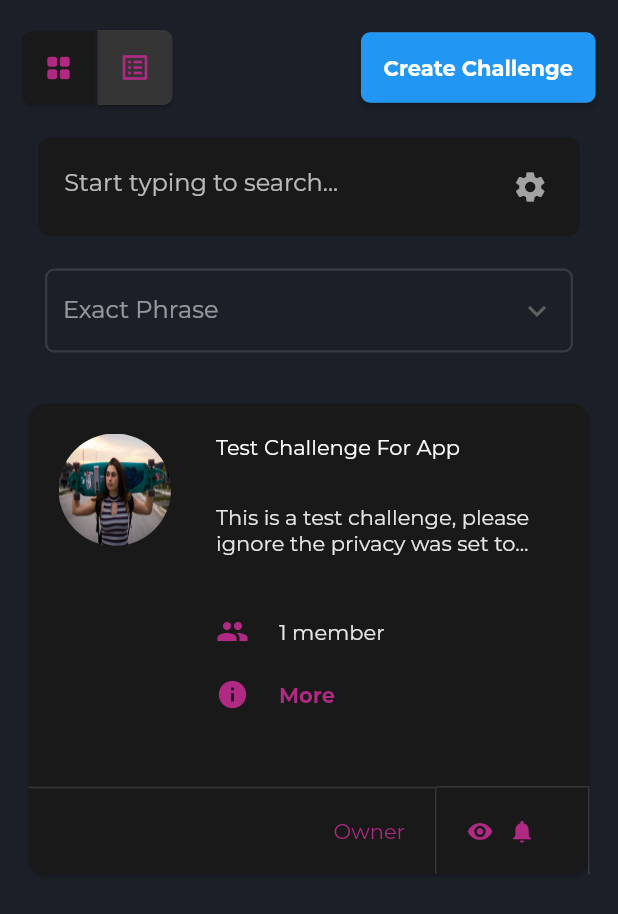
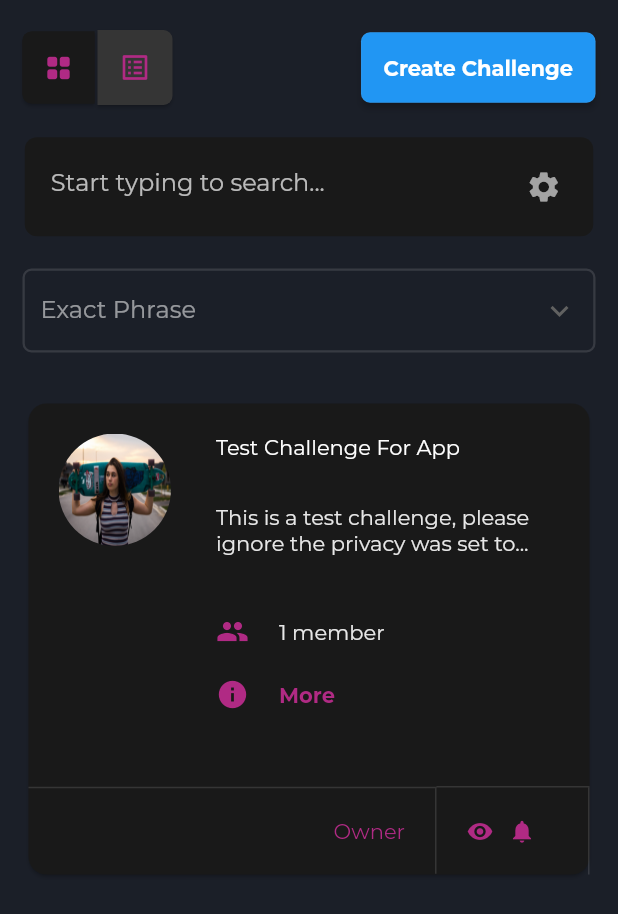
Before and after one commit to Uchemic25/digitalartnetwork, a Flutter app: the ChallengesPage widget shown alone on an empty page, opened directly, on a phone screen of 412 x 824 dp. Shown: the top 914 px of the screen. Run offline on Flutter 3.47's test engine with Material 2 defaults, Android fonts, the phone set to English and light mode, and no system bars; our stand-ins replace get, google_fonts; network calls fail.

Commit message:
challenge page done

```diff
--- a/lib/screens/authentication/forgot_password.dart
+++ b/lib/screens/authentication/forgot_password.dart
@@ -7,7 +7,6 @@ import '../../res/dimension.dart';
 import '../../res/util.dart';
 import '../pages/landing_page.dart';
 import '../widgets/textview.dart';
-import 'forgot_password.dart';
 import 'sign_in.dart';
 
 class ForgotPassword extends StatefulWidget {
@@ -55,7 +54,7 @@ class _ForgotPasswordState extends State<ForgotPassword> {
                               width: 2))),
                   child: Container(
                     width: double.infinity,
-                    padding: EdgeInsets.only(bottom: 5),
+                    padding: const EdgeInsets.only(bottom: 5),
                     decoration: BoxDecoration(
                         color: ColorResource.cardColor1,
                         border: Border(
--- a/lib/screens/authentication/sign_in.dart
+++ b/lib/screens/authentication/sign_in.dart
@@ -53,7 +53,7 @@ class _SignInState extends State<SignIn> {
                               width: 2))),
                   child: Container(
                     width: double.infinity,
-                    padding: EdgeInsets.only(bottom: 5),
+                    padding: const EdgeInsets.only(bottom: 5),
                     decoration: BoxDecoration(
                         color: ColorResource.cardColor1,
                         border: Border(
--- a/lib/screens/pages/challenges/challenges_page.dart
+++ b/lib/screens/pages/challenges/challenges_page.dart
@@ -17,11 +17,10 @@ class ChallengesPage extends StatelessWidget {
 
   @override
   Widget build(BuildContext context) {
-    return Scaffold(
-        body: ListView(
-            shrinkWrap: true,
+    return Padding(
       padding: const EdgeInsets.symmetric(horizontal: 15),
-            children: [
+      child: SingleChildScrollView(
+        child: Column(children: [
           const SizedBox(
             height: 20,
           ),
@@ -47,9 +46,7 @@ class ChallengesPage extends StatelessWidget {
               ),
             ],
           ),
-          Padding(
-            padding: const EdgeInsets.symmetric(horizontal: 9.0, vertical: 0),
-            child: Util.registrationInputField(
+          Util.registrationInputField(
             label: '',
             padding: 1,
             hint: '  Start typing to search...',
@@ -61,13 +58,10 @@ class ChallengesPage extends StatelessWidget {
             color: ColorResource.cardColor,
             borderColor: Colors.transparent,
           ),
-          ),
           const SizedBox(
             height: 20,
           ),
-          Padding(
-            padding: const EdgeInsets.symmetric(horizontal: 15),
-            child: DropdownView(
+          DropdownView(
               borderColor: ColorResource.lightDivider,
               borderRadius: 6,
               filled: false,
@@ -85,12 +79,13 @@ class ChallengesPage extends StatelessWidget {
               hintText: '',
               onChanged: (String? value) =>
                   controller.challengeFilterValue.value = value!),
-          ),
           const SizedBox(
             height: 30,
           ),
           const ChallengeCard()
-        ]));
+        ]),
+      ),
+    );
   }
 
   displayType() {
--- a/lib/screens/pages/profile/profile_page.dart
+++ b/lib/screens/pages/profile/profile_page.dart
@@ -2,6 +2,7 @@ import 'package:flutter/material.dart';
 import 'package:get/get.dart';
 
 import '../../../controllers/profile_page_controller.dart';
+import '../challenges/challenges_page.dart';
 import 'widgets/about_section.dart';
 import 'widgets/banner_section.dart';
 import 'widgets/follow_section.dart';
@@ -41,7 +42,8 @@ class UserProfilePage extends StatelessWidget {
               children: [
                 const StreamPage(),
                 AboutSection(),
-                FollowersSection()
+                FollowersSection(),
+                ChallengesPage()
               ],
             );
           }),
```
Lines whose indentation alone changed are shown as unchanged.
